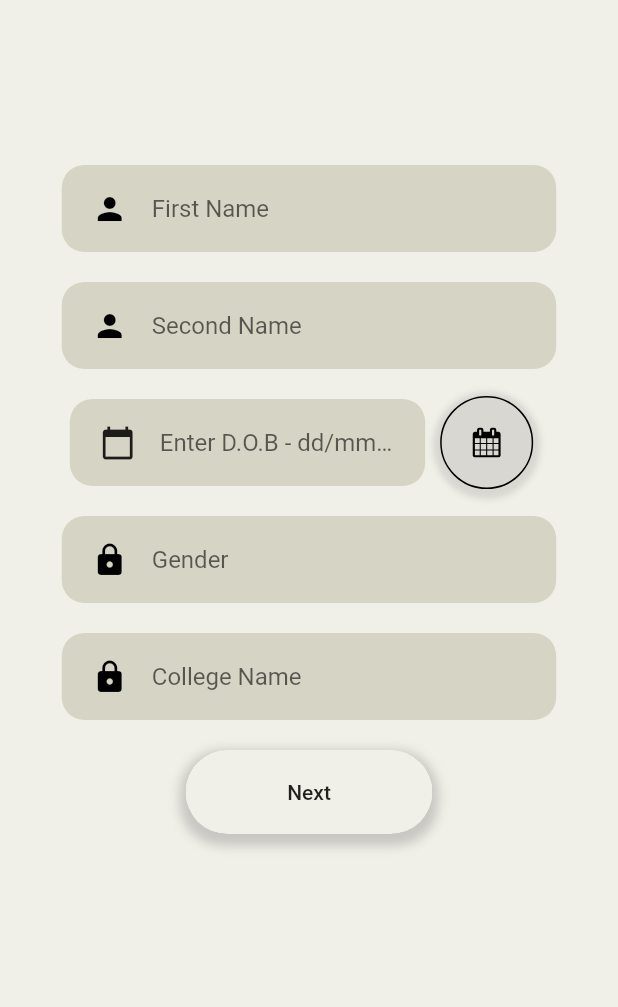
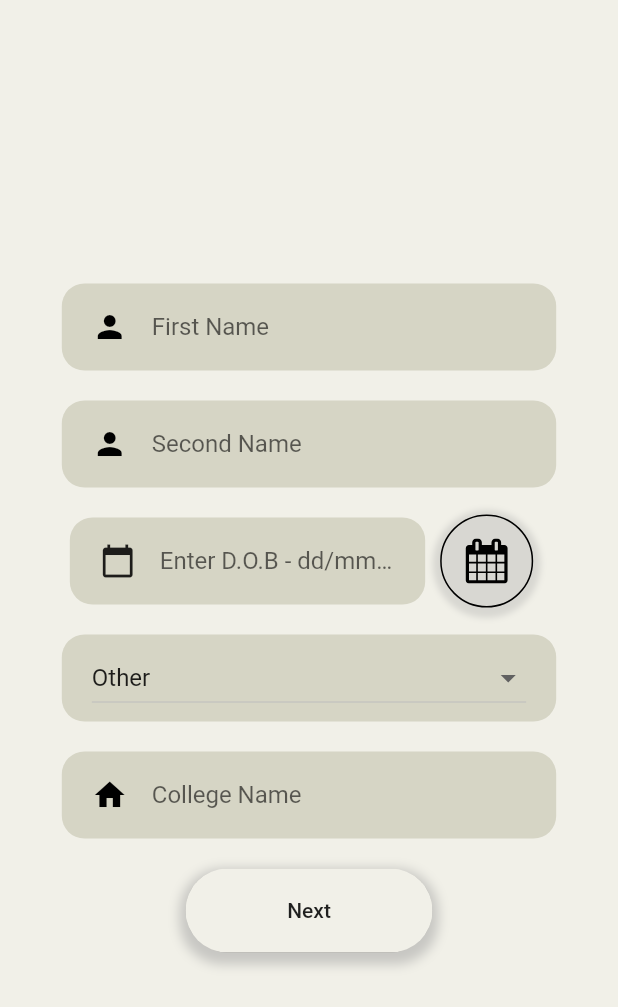
Before and after one commit to imshivamdwivedi/Buddy, a Flutter app: the UserIntialInfo screen opened directly, on a phone screen of 412 x 824 dp. Shown: the top 1007 px of the screen. Run offline on Flutter 3.47's test engine with Material 2 defaults, Android fonts, the phone set to English and light mode, and no system bars; our stand-ins replace firebase_auth, firebase_core, firebase_database, flutter_svg, google_sign_in, liquid_swipe; accounts and stored records are empty.

Commit message:
update user profile info

```diff
--- a/lib/components/social_icons.dart
+++ b/lib/components/social_icons.dart
@@ -13,7 +13,7 @@ class SocalIcon extends StatelessWidget {
       onTap: () => onPressed(),
       child: Container(
         margin: EdgeInsets.symmetric(horizontal: 10),
-        padding: EdgeInsets.all(20),
+        padding: EdgeInsets.all(15),
         decoration: BoxDecoration(
           border: Border.all(
             width: 1,
@@ -31,8 +31,8 @@ class SocalIcon extends StatelessWidget {
         ),
         child: SvgPicture.asset(
           iconSrc,
-          height: 20,
-          width: 20,
+          height: 30,
+          width: 30,
         ),
       ),
     );
--- a/lib/constants.dart
+++ b/lib/constants.dart
@@ -1,4 +1,4 @@
 import 'package:flutter/material.dart';
 
-const kPrimaryColor = Color(0xFF6F35A5);
+const kPrimaryColor = Color(0XFFF1F0E8);
 const kPrimaryLightColor = Color(0xFFF1E6FF);
--- a/lib/main.dart
+++ b/lib/main.dart
@@ -1,5 +1,7 @@
 import 'package:buddy/auth/sign_in.dart';
 import 'package:buddy/auth/sign_up.dart';
+import 'package:buddy/user/screens/user_intial_info.dart';
+import 'package:buddy/user/screens/user_profile_section.dart';
 import 'package:buddy/user/user_genre.dart';
 import 'package:firebase_auth/firebase_auth.dart';
 import 'package:firebase_core/firebase_core.dart';
@@ -30,7 +32,7 @@ class MyApp extends StatelessWidget {
       initialRoute: '/',
       routes: {
         //'/': (ctx) => AuthWrapper(),
-        '/': (ctx) => AuthWrapper(),
+        '/': (ctx) => UserIntialInfo(),
         SignUp.routeName: (ctx) => SignUp(),
         UserGenre.routeName: (ctx) => UserGenre(),
       },
--- a/lib/user/screens/user_intial_info.dart
+++ b/lib/user/screens/user_intial_info.dart
@@ -15,7 +15,9 @@ class _UserIntialInfoState extends State<UserIntialInfo> {
   final _firstNameController = TextEditingController();
   final _lastNameController = TextEditingController();
   late DateTime _selectedDate = DateTime.now();
-  final _passwordController = TextEditingController();
+  final _collegeNameController = TextEditingController();
+  String _gender = 'Other';
+  List list = ['Male', 'Female', 'Other'];
 
   void _birthDatePicker() {
     showDatePicker(
@@ -62,13 +64,10 @@ class _UserIntialInfoState extends State<UserIntialInfo> {
     Size size = MediaQuery.of(context).size;
 
     return Scaffold(
-      body: SingleChildScrollView(
-        child: Center(
+      body: Center(
+        child: SingleChildScrollView(
           child: Column(
             children: [
-              SizedBox(
-                height: 100,
-              ),
               RoundedInputField(
                 icon: Icons.person,
                 text: "First Name ",
@@ -94,17 +93,35 @@ class _UserIntialInfoState extends State<UserIntialInfo> {
                       onPressed: _birthDatePicker),
                 ],
               ),
-              RoundedInputField(
-                icon: Icons.lock,
-                text: "Gender",
-                val: true,
-                controller: _passwordController,
+              Container(
+                margin: EdgeInsets.symmetric(vertical: 10),
+                padding: EdgeInsets.symmetric(horizontal: 20, vertical: 5),
+                width: size.width * 0.8,
+                decoration: BoxDecoration(
+                  color: Color(0xFFD6D5C5),
+                  borderRadius: BorderRadius.circular(15),
+                ),
+                child: new DropdownButton(
+                  hint: Text("Gender"),
+                  isExpanded: true,
+                  value: _gender,
+                  onChanged: (newValue) {
+                    setState(() {
+                      _gender = newValue.toString();
+                    });
+                  },
+                  items: list.map((valueItem) {
+                    // print(valueItem);
+                    return new DropdownMenuItem(
+                        child: Text(valueItem), value: valueItem);
+                  }).toList(),
+                ),
               ),
               RoundedInputField(
-                icon: Icons.lock,
+                icon: Icons.home,
                 text: "College Name",
                 val: true,
-                controller: _passwordController,
+                controller: _collegeNameController,
               ),
               RoundedButton(
                   size,
```
Also changed, not shown: lib/user/screens/user_profile_section.dart (added, +50 -0 lines), assets/icons/next.svg.
